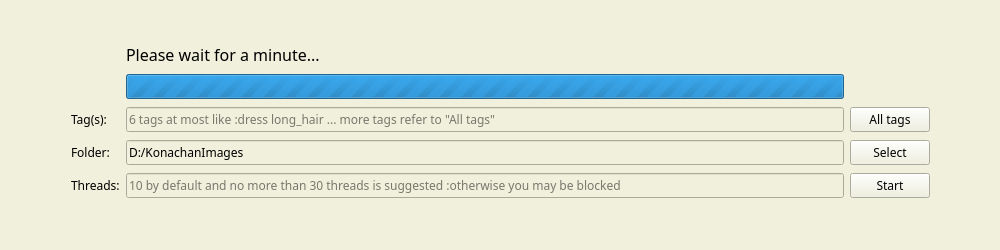
First picture: the form in KonachanCollecter/konachancollecter.ui, repository SorataKasugano/KonachanCollecter, before the edit.
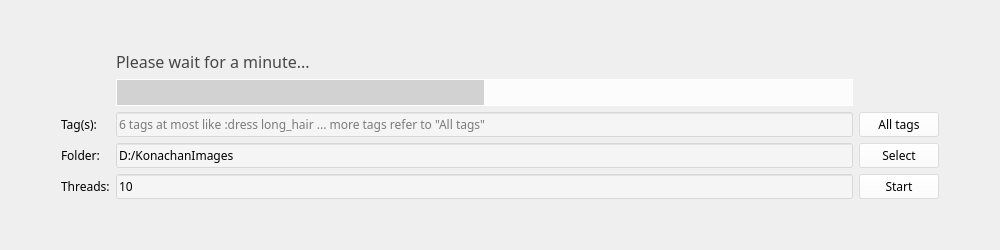
Second picture: the form after the edit. Icons and pictures are not drawn.

Diff of the .ui file:
```diff
--- a/KonachanCollecter/konachancollecter.ui
+++ b/KonachanCollecter/konachancollecter.ui
@@ -35,19 +35,24 @@
     <normaloff>:/konachan.ico</normaloff>:/konachan.ico</iconset>
   </property>
   <property name="styleSheet">
-   <string notr="true">background-color: rgb(240, 240, 220);</string>
+   <string notr="true">background-image: url(:/bottom.jpg);</string>
   </property>
   <widget class="QWidget" name="centralWidget">
-   <widget class="QWidget" name="gridLayoutWidget">
-    <property name="geometry">
-     <rect>
-      <x>60</x>
-      <y>30</y>
-      <width>881</width>
-      <height>181</height>
-     </rect>
-    </property>
+   <layout class="QGridLayout" name="gridLayout_2">
+    <item row="0" column="0">
     <layout class="QGridLayout" name="gridLayout">
+      <property name="leftMargin">
+       <number>50</number>
+      </property>
+      <property name="topMargin">
+       <number>0</number>
+      </property>
+      <property name="rightMargin">
+       <number>50</number>
+      </property>
+      <property name="bottomMargin">
+       <number>0</number>
+      </property>
      <item row="7" column="0">
       <widget class="QLabel" name="label_3">
        <property name="font">
@@ -55,6 +60,9 @@
          <family>Kristen ITC</family>
         </font>
        </property>
+        <property name="styleSheet">
+         <string notr="true">background-image: url();</string>
+        </property>
        <property name="text">
         <string>Threads:</string>
        </property>
@@ -67,6 +75,9 @@
          <family>Kristen ITC</family>
         </font>
        </property>
+        <property name="styleSheet">
+         <string notr="true">background-image: url();</string>
+        </property>
        <property name="text">
         <string>Tag(s):</string>
        </property>
@@ -79,6 +90,9 @@
          <family>Kristen ITC</family>
         </font>
        </property>
+        <property name="styleSheet">
+         <string notr="true">background-image: url();</string>
+        </property>
        <property name="text">
         <string>Folder:</string>
        </property>
@@ -92,10 +106,25 @@
        <property name="font">
         <font>
          <family>Kristen ITC</family>
-        </font>
-       </property>
+          <weight>75</weight>
+          <bold>true</bold>
+         </font>
+        </property>
+        <property name="layoutDirection">
+         <enum>Qt::LeftToRight</enum>
+        </property>
        <property name="styleSheet">
-        <string notr="true">color: rgb(55, 200, 11);</string>
+         <string notr="true">QProgressBar {
+   color: rgba(0,0,0,150);
+   text-align: right;
+   border: 1px solid white;
+   background-image: url();
+   background-color: rgba(255,255,255,200);
+}
+ 
+QProgressBar::chunk {
+   background-color: rgba(210,210,210,255);
+}</string>
        </property>
        <property name="maximum">
         <number>0</number>
@@ -115,6 +144,10 @@
          <family>Kristen ITC</family>
         </font>
        </property>
+        <property name="styleSheet">
+         <string notr="true">background-image: url();
+background-color: rgba(255, 255, 255, 100);</string>
+        </property>
        <property name="text">
         <string/>
        </property>
@@ -146,6 +179,10 @@
          <bold>false</bold>
         </font>
        </property>
+        <property name="styleSheet">
+         <string notr="true">color: rgba(0,0,0,180);
+background-image: url();</string>
+        </property>
        <property name="text">
         <string>Please wait for a minute...</string>
        </property>
@@ -158,6 +195,10 @@
          <family>Kristen ITC</family>
         </font>
        </property>
+        <property name="styleSheet">
+         <string notr="true">background-image: url();
+background-color: rgba(255, 255, 255, 100);</string>
+        </property>
        <property name="text">
         <string>Select</string>
        </property>
@@ -170,6 +211,10 @@
          <family>Kristen ITC</family>
         </font>
        </property>
+        <property name="styleSheet">
+         <string notr="true">background-image: url();
+background-color: rgba(255, 255, 255, 100);</string>
+        </property>
        <property name="text">
         <string>D:/KonachanImages</string>
        </property>
@@ -206,11 +251,15 @@
        <property name="accessibleDescription">
         <string/>
        </property>
+        <property name="styleSheet">
+         <string notr="true">background-image: url();
+background-color: rgba(255, 255, 255, 100);</string>
+        </property>
        <property name="inputMask">
         <string>D9</string>
        </property>
        <property name="text">
-        <string/>
+         <string>10</string>
        </property>
        <property name="placeholderText">
         <string>10 by default and no more than 30 threads is suggested :otherwise you may be blocked</string>
@@ -230,6 +279,10 @@
          <family>Kristen ITC</family>
         </font>
        </property>
+        <property name="styleSheet">
+         <string notr="true">background-image: url();
+background-color: rgba(255, 255, 255, 100);</string>
+        </property>
        <property name="text">
         <string>All tags</string>
        </property>
@@ -242,13 +295,18 @@
          <family>Kristen ITC</family>
         </font>
        </property>
+        <property name="styleSheet">
+         <string notr="true">background-image: url();
+background-color: rgba(255, 255, 255, 100);</string>
+        </property>
        <property name="text">
         <string>Start</string>
        </property>
       </widget>
      </item>
     </layout>
-   </widget>
+    </item>
+   </layout>
   </widget>
  </widget>
  <layoutdefault spacing="6" margin="11"/>
```
Lines whose indentation alone changed are shown as unchanged.
